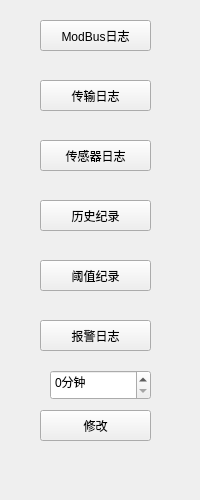
Old version of the form IDC_TestSystem/SI-BusBar/bus_toolbox/buslogstoolwid.ui in the repository ChinaClever/IDC_TestSystem.
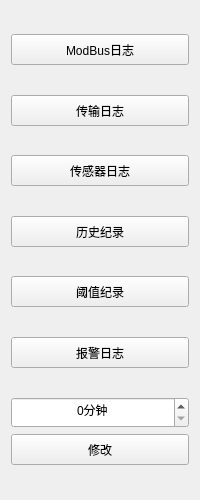
New version of the form.

Commit message: 界面适应性修改

What changed in the file:
```diff
--- a/IDC_TestSystem/SI-BusBar/bus_toolbox/buslogstoolwid.ui
+++ b/IDC_TestSystem/SI-BusBar/bus_toolbox/buslogstoolwid.ui
@@ -13,105 +13,186 @@
   <property name="windowTitle">
    <string>Form</string>
   </property>
-  <widget class="QPushButton" name="recordBtn">
-   <property name="geometry">
-    <rect>
-     <x>40</x>
-     <y>200</y>
-     <width>111</width>
-     <height>31</height>
-    </rect>
-   </property>
-   <property name="text">
-    <string>历史纪录</string>
-   </property>
-  </widget>
-  <widget class="QPushButton" name="envBtn">
-   <property name="geometry">
-    <rect>
-     <x>40</x>
-     <y>140</y>
-     <width>111</width>
+  <layout class="QVBoxLayout" name="verticalLayout">
+   <item>
+    <spacer name="verticalSpacer">
+     <property name="orientation">
+      <enum>Qt::Vertical</enum>
+     </property>
+     <property name="sizeHint" stdset="0">
+      <size>
+       <width>20</width>
+       <height>40</height>
+      </size>
+     </property>
+    </spacer>
+   </item>
+   <item>
+    <widget class="QPushButton" name="modbusBtn">
+     <property name="minimumSize">
+      <size>
+       <width>0</width>
      <height>31</height>
-    </rect>
+      </size>
    </property>
    <property name="text">
-    <string>传感器日志</string>
-   </property>
-  </widget>
+      <string>ModBus日志</string>
+     </property>
+    </widget>
+   </item>
+   <item>
+    <spacer name="verticalSpacer_2">
+     <property name="orientation">
+      <enum>Qt::Vertical</enum>
+     </property>
+     <property name="sizeHint" stdset="0">
+      <size>
+       <width>20</width>
+       <height>40</height>
+      </size>
+     </property>
+    </spacer>
+   </item>
+   <item>
   <widget class="QPushButton" name="transBtn">
-   <property name="geometry">
-    <rect>
-     <x>40</x>
-     <y>80</y>
-     <width>111</width>
+     <property name="minimumSize">
+      <size>
+       <width>0</width>
      <height>31</height>
-    </rect>
+      </size>
    </property>
    <property name="text">
     <string>传输日志</string>
    </property>
   </widget>
+   </item>
+   <item>
+    <spacer name="verticalSpacer_3">
+     <property name="orientation">
+      <enum>Qt::Vertical</enum>
+     </property>
+     <property name="sizeHint" stdset="0">
+      <size>
+       <width>20</width>
+       <height>40</height>
+      </size>
+     </property>
+    </spacer>
+   </item>
+   <item>
+    <widget class="QPushButton" name="envBtn">
+     <property name="minimumSize">
+      <size>
+       <width>0</width>
+       <height>31</height>
+      </size>
+     </property>
+     <property name="text">
+      <string>传感器日志</string>
+     </property>
+    </widget>
+   </item>
+   <item>
+    <spacer name="verticalSpacer_4">
+     <property name="orientation">
+      <enum>Qt::Vertical</enum>
+     </property>
+     <property name="sizeHint" stdset="0">
+      <size>
+       <width>20</width>
+       <height>40</height>
+      </size>
+     </property>
+    </spacer>
+   </item>
+   <item>
+    <widget class="QPushButton" name="recordBtn">
+     <property name="minimumSize">
+      <size>
+       <width>0</width>
+       <height>31</height>
+      </size>
+     </property>
+     <property name="text">
+      <string>历史纪录</string>
+     </property>
+    </widget>
+   </item>
+   <item>
+    <spacer name="verticalSpacer_5">
+     <property name="orientation">
+      <enum>Qt::Vertical</enum>
+     </property>
+     <property name="sizeHint" stdset="0">
+      <size>
+       <width>20</width>
+       <height>40</height>
+      </size>
+     </property>
+    </spacer>
+   </item>
+   <item>
   <widget class="QPushButton" name="thresholdBtn">
-   <property name="geometry">
-    <rect>
-     <x>40</x>
-     <y>260</y>
-     <width>111</width>
+     <property name="minimumSize">
+      <size>
+       <width>0</width>
      <height>31</height>
-    </rect>
+      </size>
    </property>
    <property name="text">
     <string>阈值纪录</string>
    </property>
   </widget>
-  <widget class="QPushButton" name="modbusBtn">
-   <property name="geometry">
-    <rect>
-     <x>40</x>
-     <y>20</y>
-     <width>111</width>
-     <height>31</height>
-    </rect>
-   </property>
-   <property name="text">
-    <string>ModBus日志</string>
-   </property>
-  </widget>
-  <widget class="QPushButton" name="timeBtn">
-   <property name="geometry">
-    <rect>
-     <x>40</x>
-     <y>410</y>
-     <width>111</width>
-     <height>31</height>
-    </rect>
-   </property>
-   <property name="text">
-    <string>修改</string>
-   </property>
-  </widget>
+   </item>
+   <item>
+    <spacer name="verticalSpacer_6">
+     <property name="orientation">
+      <enum>Qt::Vertical</enum>
+     </property>
+     <property name="sizeHint" stdset="0">
+      <size>
+       <width>20</width>
+       <height>40</height>
+      </size>
+     </property>
+    </spacer>
+   </item>
+   <item>
   <widget class="QPushButton" name="alarmBtn">
-   <property name="geometry">
-    <rect>
-     <x>40</x>
-     <y>320</y>
-     <width>111</width>
+     <property name="minimumSize">
+      <size>
+       <width>0</width>
      <height>31</height>
-    </rect>
+      </size>
    </property>
    <property name="text">
     <string>报警日志</string>
    </property>
   </widget>
+   </item>
+   <item>
+    <spacer name="verticalSpacer_7">
+     <property name="orientation">
+      <enum>Qt::Vertical</enum>
+     </property>
+     <property name="sizeHint" stdset="0">
+      <size>
+       <width>20</width>
+       <height>40</height>
+      </size>
+     </property>
+    </spacer>
+   </item>
+   <item>
   <widget class="QSpinBox" name="spinBox">
-   <property name="geometry">
-    <rect>
-     <x>50</x>
-     <y>370</y>
-     <width>101</width>
-     <height>30</height>
-    </rect>
+     <property name="minimumSize">
+      <size>
+       <width>0</width>
+       <height>31</height>
+      </size>
+     </property>
+     <property name="alignment">
+      <set>Qt::AlignCenter</set>
    </property>
    <property name="suffix">
     <string>分钟</string>
@@ -120,6 +201,34 @@
     <number>999</number>
    </property>
   </widget>
+   </item>
+   <item>
+    <widget class="QPushButton" name="timeBtn">
+     <property name="minimumSize">
+      <size>
+       <width>0</width>
+       <height>31</height>
+      </size>
+     </property>
+     <property name="text">
+      <string>修改</string>
+     </property>
+    </widget>
+   </item>
+   <item>
+    <spacer name="verticalSpacer_8">
+     <property name="orientation">
+      <enum>Qt::Vertical</enum>
+     </property>
+     <property name="sizeHint" stdset="0">
+      <size>
+       <width>20</width>
+       <height>40</height>
+      </size>
+     </property>
+    </spacer>
+   </item>
+  </layout>
  </widget>
  <resources/>
  <connections/>
```
Lines whose indentation alone changed are shown as unchanged. The commit also changes 39 other files.
